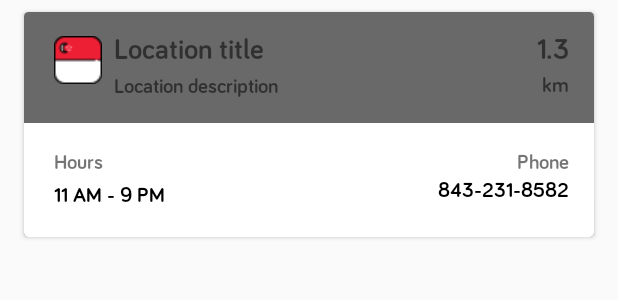
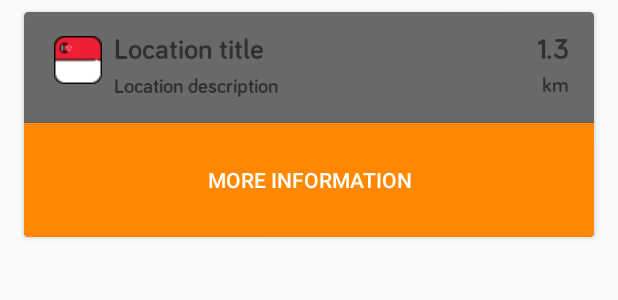
Before and after one commit to siewmunlee/MiniGuide, an Android app: the layout single_location_map_view_rv_card.xml on its own in the app's theme, with its tools: preview values and no code run, on a phone screen of 412 x 824 dp. Shown: the top 300 px of the screen. Run offline under Robolectric (Android 15) with nearby library versions, the phone set to English and light mode, and no system bars.

Commit message:
Button to location activity

```diff
--- a/MiniGuide/app/src/main/java/com/miniguide/user/miniguide/LocationRecyclerViewAdapter.java
+++ b/MiniGuide/app/src/main/java/com/miniguide/user/miniguide/LocationRecyclerViewAdapter.java
@@ -10,6 +10,7 @@ import android.support.v7.widget.RecyclerView;
 import android.view.LayoutInflater;
 import android.view.View;
 import android.view.ViewGroup;
+import android.widget.Button;
 import android.widget.ImageView;
 import android.widget.TextView;
 import java.util.List;
@@ -25,6 +26,7 @@ public class LocationRecyclerViewAdapter extends
     private Context context;
     private int selectedTheme;
     private static ClickListener clickListener;
+    private static ButtonListener buttonListener;
     private Drawable emojiForCircle = null;
     private Drawable backgroundCircle = null;
     private int upperCardSectionColor = 0;
@@ -55,6 +57,10 @@ public class LocationRecyclerViewAdapter extends
 
     public interface ClickListener {
         void onItemClick(int position);
+    }
+
+    public interface ButtonListener {
+        void onItemBtnClick(int position);
     }
 
     @Override
@@ -137,6 +143,7 @@ public class LocationRecyclerViewAdapter extends
         CardView cardView;
         ImageView backgroundCircleImageView;
         ImageView emojiImageView;
+        Button button;
 
         ViewHolder(View itemView) {
             super(itemView);
@@ -152,12 +159,23 @@ public class LocationRecyclerViewAdapter extends
             hoursHeaderTextView = itemView.findViewById(R.id.hours_header_tv);
             milesAbbreviationTextView = itemView.findViewById(R.id.miles_mi_tv);
             cardView = itemView.findViewById(R.id.map_view_location_card);
+
+            button = itemView.findViewById(R.id.infoButton);
+            button.setOnClickListener(new View.OnClickListener() {
+                @Override
+                public void onClick(View view) {
+                    buttonListener.onItemBtnClick(getLayoutPosition());
+                }
+            });
+
             cardView.setOnClickListener(new View.OnClickListener() {
                 @Override
                 public void onClick(View view) {
                     clickListener.onItemClick(getLayoutPosition());
                 }
             });
+
+
         }
 
         @Override
--- a/MiniGuide/app/src/main/java/com/miniguide/user/miniguide/MapActivity.java
+++ b/MiniGuide/app/src/main/java/com/miniguide/user/miniguide/MapActivity.java
@@ -2,6 +2,7 @@ package com.miniguide.user.miniguide;
 
 
 import android.content.Context;
+import android.content.Intent;
 import android.graphics.Bitmap;
 import android.graphics.BitmapFactory;
 import android.graphics.Color;
@@ -107,10 +108,13 @@ public class MapActivity extends AppCompatActivity implements
     private int chosenTheme;
     private String TAG = "MapActivity";
     private Button button;
+    private Button informationBtn;
     private LocationComponent locationComponent;
     private NavigationListener navigationListener;
     private NavigationView navigationView;
     private View endRoute;
+
+
     @Override
     protected void onCreate(Bundle savedInstanceState) {
         super.onCreate(savedInstanceState);
@@ -248,9 +252,6 @@ public class MapActivity extends AppCompatActivity implements
 
                             }
                         });
-
-
-
                     }
 
                 });
@@ -351,6 +352,13 @@ public class MapActivity extends AppCompatActivity implements
 
         button.setEnabled(true);
         button.setBackgroundResource(android.R.color.holo_blue_dark);
+    }
+
+
+    @Override
+    public void onItemBtnClick(int position) {
+        Intent mySuperIntent = new Intent(MapActivity.this, ContentActivity.class);
+        startActivity(mySuperIntent);
     }
 
     /**
--- a/MiniGuide/app/src/main/res/layout-land/single_location_map_view_rv_card.xml
+++ b/MiniGuide/app/src/main/res/layout-land/single_location_map_view_rv_card.xml
@@ -34,21 +34,23 @@
             app:layout_constraintTop_toTopOf="parent"
             app:layout_constraintVertical_bias="0.0"/>
 
-        <View
-            android:id="@+id/white_view"
+        <Button
+            android:id="@+id/infoButton"
             android:layout_width="0dp"
             android:layout_height="0dp"
             android:layout_marginBottom="0dp"
             android:layout_marginLeft="0dp"
             android:layout_marginRight="0dp"
             android:layout_marginTop="0dp"
-            android:background="@android:color/white"
+            android:textColor="@color/white"
+            android:text="More Information"
+            android:background="@android:color/holo_orange_dark"
             app:layout_constraintBottom_toBottomOf="parent"
             app:layout_constraintHorizontal_bias="0.0"
             app:layout_constraintLeft_toLeftOf="parent"
             app:layout_constraintRight_toRightOf="parent"
             app:layout_constraintTop_toTopOf="@+id/guideline12"
-            app:layout_constraintVertical_bias="0.0"/>
+            app:layout_constraintVertical_bias="0.0" />
 
         <FrameLayout
             android:id="@+id/icon_frame_layout"
@@ -170,59 +172,7 @@
             app:layout_constraintGuide_percent=".85"/>
 
 
-        <TextView
-            android:id="@+id/hours_header_tv"
-            android:layout_width="wrap_content"
-            android:layout_height="wrap_content"
-            android:layout_marginTop="16dp"
-            android:fontFamily="@font/bariol_bold"
 
-            android:text="@string/hours"
-            android:textSize="@dimen/secondary_text_size"
-            app:layout_constraintEnd_toEndOf="@+id/location_hours_tv"
-            app:layout_constraintStart_toStartOf="@+id/guideline14"
-            app:layout_constraintTop_toTopOf="@+id/guideline12"/>
-
-        <TextView
-            android:id="@+id/location_hours_tv"
-            android:layout_width="wrap_content"
-            android:layout_height="wrap_content"
-            android:layout_marginBottom="16dp"
-            android:fontFamily="@font/bariol_bold"
-            android:textColor="@color/black"
-            android:textSize="@dimen/secondary_text_size"
-            app:layout_constraintBottom_toBottomOf="parent"
-            app:layout_constraintStart_toStartOf="@+id/guideline14"
-            app:layout_constraintTop_toBottomOf="@+id/hours_header_tv"
-            app:layout_constraintVertical_bias="1.0"
-            tools:text="11 AM - 9 PM"/>
-
-        <TextView
-            android:id="@+id/phone_header_tv"
-            android:layout_width="wrap_content"
-            android:layout_height="wrap_content"
-            android:layout_marginEnd="8dp"
-            android:layout_marginRight="8dp"
-            android:fontFamily="@font/bariol_bold"
-            android:text="@string/phone"
-            android:textSize="@dimen/secondary_text_size"
-            app:layout_constraintEnd_toEndOf="@+id/location_phone_num_tv"
-            app:layout_constraintRight_toRightOf="parent"
-            app:layout_constraintStart_toStartOf="@+id/location_phone_num_tv"
-            app:layout_constraintTop_toTopOf="@+id/hours_header_tv"/>
-
-        <TextView
-            android:id="@+id/location_phone_num_tv"
-            android:layout_width="wrap_content"
-            android:layout_height="wrap_content"
-            android:fontFamily="@font/bariol_bold"
-            android:textColor="@color/black"
-            android:textSize="@dimen/secondary_text_size"
-            app:layout_constraintBottom_toBottomOf="@+id/location_hours_tv"
-            app:layout_constraintEnd_toStartOf="@+id/guideline15"
-            app:layout_constraintTop_toBottomOf="@+id/phone_header_tv"
-            app:layout_constraintVertical_bias="0.0"
-            tools:text="843-231-8582"/>
 
         <android.support.constraint.Guideline
             android:id="@+id/guideline5"
--- a/MiniGuide/app/src/main/res/layout/single_location_map_view_rv_card.xml
+++ b/MiniGuide/app/src/main/res/layout/single_location_map_view_rv_card.xml
@@ -34,21 +34,24 @@
         app:layout_constraintTop_toTopOf="parent"
         app:layout_constraintVertical_bias="0.0"/>
 
-    <View
-        android:id="@+id/white_view"
+    <Button
+        android:id="@+id/infoButton"
         android:layout_width="0dp"
         android:layout_height="0dp"
         android:layout_marginBottom="0dp"
         android:layout_marginLeft="0dp"
         android:layout_marginRight="0dp"
         android:layout_marginTop="0dp"
-        android:background="@android:color/white"
+        android:textColor="@color/white"
+        android:text="More Information"
+        android:background="@android:color/holo_orange_dark"
         app:layout_constraintBottom_toBottomOf="parent"
         app:layout_constraintHorizontal_bias="0.0"
         app:layout_constraintLeft_toLeftOf="parent"
         app:layout_constraintRight_toRightOf="parent"
         app:layout_constraintTop_toTopOf="@+id/guideline12"
-        app:layout_constraintVertical_bias="0.0"/>
+        app:layout_constraintVertical_bias="0.0" />
+
 
     <FrameLayout
         android:id="@+id/icon_frame_layout"
@@ -153,63 +156,6 @@
         android:orientation="vertical"
         app:layout_constraintGuide_end="17dp"/>
 
-    <TextView
-        android:id="@+id/hours_header_tv"
-        android:layout_width="wrap_content"
-        android:layout_height="wrap_content"
-        android:layout_marginTop="16dp"
-        android:fontFamily="@font/bariol_bold"
-        android:text="@string/hours"
-        android:textSize="@dimen/secondary_text_size"
-        app:layout_constraintLeft_toLeftOf="@+id/guideline5"
-        app:layout_constraintTop_toTopOf="@+id/guideline12"/>
-
-    <TextView
-        android:id="@+id/location_hours_tv"
-        android:layout_width="wrap_content"
-        android:layout_height="wrap_content"
-        android:layout_marginBottom="16dp"
-        android:layout_marginLeft="0dp"
-        android:layout_marginStart="0dp"
-        android:layout_marginTop="0dp"
-        android:fontFamily="@font/bariol_bold"
-        android:textColor="@color/black"
-        android:textSize="@dimen/secondary_text_size"
-        app:layout_constraintBottom_toBottomOf="parent"
-        app:layout_constraintLeft_toLeftOf="@+id/hours_header_tv"
-        app:layout_constraintTop_toBottomOf="@+id/hours_header_tv"
-        tools:layout_editor_absoluteY="137dp"
-        tools:text="11 AM - 9 PM"/>
-
-    <TextView
-        android:id="@+id/phone_header_tv"
-        android:layout_width="wrap_content"
-        android:layout_height="wrap_content"
-        android:layout_marginEnd="0dp"
-        android:layout_marginRight="8dp"
-        android:fontFamily="@font/bariol_bold"
-        android:text="@string/phone"
-        android:textSize="@dimen/secondary_text_size"
-        app:layout_constraintEnd_toEndOf="@+id/location_phone_num_tv"
-        app:layout_constraintRight_toRightOf="parent"
-        app:layout_constraintTop_toTopOf="@+id/hours_header_tv"
-        />
-
-    <TextView
-        android:id="@+id/location_phone_num_tv"
-        android:layout_width="wrap_content"
-        android:layout_height="wrap_content"
-        android:layout_marginEnd="0dp"
-        android:layout_marginStart="0dp"
-        android:fontFamily="@font/bariol_bold"
-        android:textColor="@color/black"
-        android:textSize="@dimen/secondary_text_size"
-        app:layout_constraintBottom_toBottomOf="@+id/location_hours_tv"
-        app:layout_constraintEnd_toStartOf="@+id/guideline13"
-        app:layout_constraintTop_toBottomOf="@+id/phone_header_tv"
-        app:layout_constraintVertical_bias="0.0"
-        tools:text="843-231-8582"/>
-
     <android.support.constraint.Guideline
         android:id="@+id/guideline5"
         android:layout_width="wrap_content"
```
